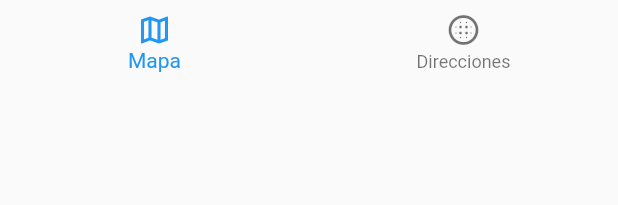
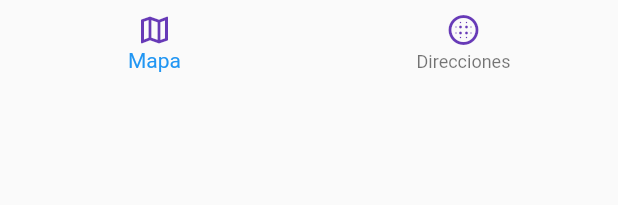
Before and after one commit to mgoldp/qr_reader, a Flutter app: the CustomNavigationBar widget shown alone on an empty page, opened directly, on a phone screen of 412 x 824 dp. Shown: the top 205 px of the screen. Run offline on Flutter 3.47's test engine with Material 2 defaults, Android fonts, the phone set to English and light mode, and no system bars; statements that could not run were skipped.

Commit message:
design and provider

```diff
--- /dev/null
+++ b/lib/providers/ui_provider.dart
@@ -0,0 +1,15 @@
+import 'package:flutter/material.dart';
+
+class uiProvider extends ChangeNotifier {
+  int _selectedMenuOpt = 1;
+
+  int get selectedMenuOpt {
+    return this._selectedMenuOpt;
+  }
+
+  set selectedMenuOpt(int i) {
+    this._selectedMenuOpt = i;
+
+    notifyListeners();
+  }
+}
--- a/lib/widgets/custom_navigatorbar.dart
+++ b/lib/widgets/custom_navigatorbar.dart
@@ -5,16 +5,23 @@ class CustomNavigationBar extends StatelessWidget {
 
   @override
   Widget build(BuildContext context) {
+    final currentIndex = 0;
     return BottomNavigationBar(
       elevation: 0,
-      currentIndex: 0,
+      currentIndex: currentIndex,
       items: const <BottomNavigationBarItem>[
         BottomNavigationBarItem(
-          icon: Icon(Icons.map_outlined),
+          icon: Icon(
+            Icons.map_outlined,
+            color: Colors.deepPurple,
+          ),
           label: 'Mapa',
         ),
         BottomNavigationBarItem(
-          icon: Icon(Icons.blur_circular_sharp),
+          icon: Icon(
+            Icons.blur_circular_sharp,
+            color: Colors.deepPurple,
+          ),
           label: 'Direcciones',
         ),
       ],
--- a/pubspec.yaml
+++ b/pubspec.yaml
@@ -34,6 +34,7 @@ dependencies:
   # The following adds the Cupertino Icons font to your application.
   # Use with the CupertinoIcons class for iOS style icons.
   cupertino_icons: ^1.0.2
+  provider: ^6.0.2
 
 dev_dependencies:
   flutter_test:
```
Also changed, not shown: lib/main.dart (+14 -1 lines), lib/pages/direcciones_page.dart (added, +12 -0 lines), lib/pages/home_page.dart (+28 -3 lines), lib/pages/mapas_page.dart (added, +12 -0 lines), pubspec.lock.
